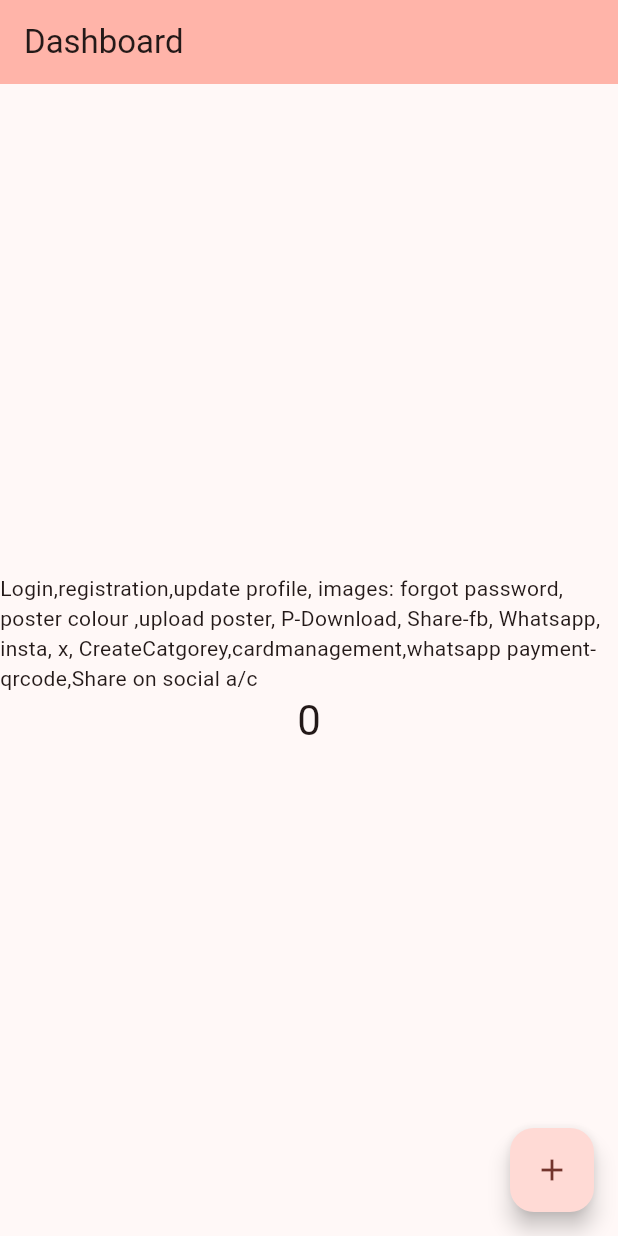
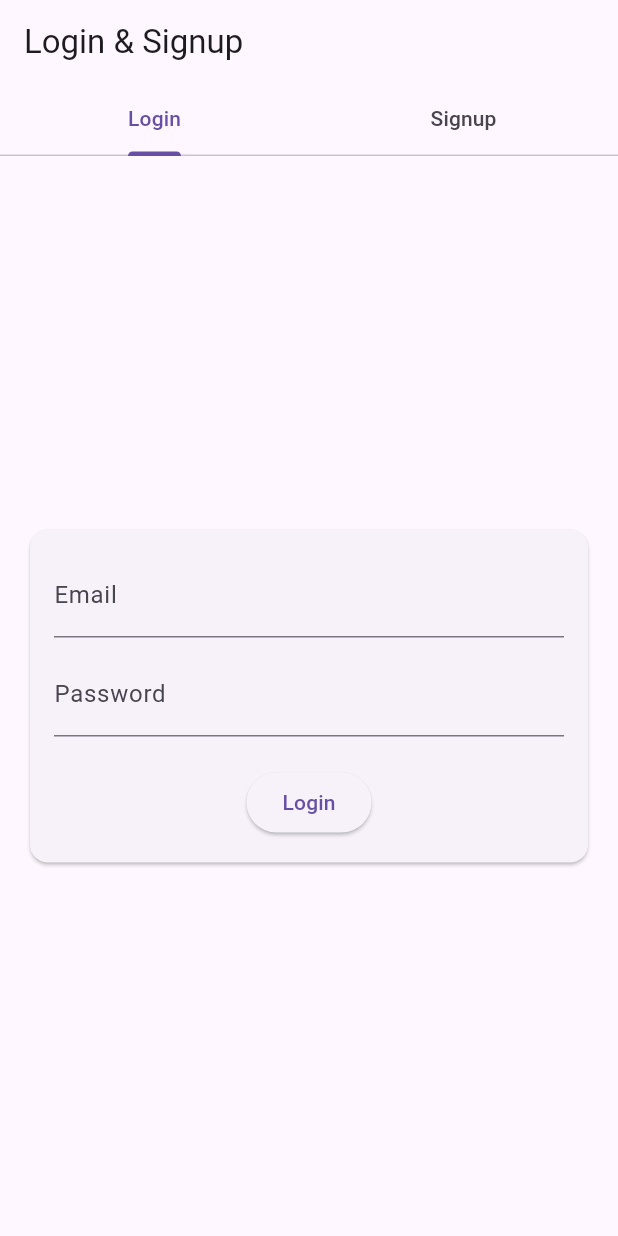
Before and after one commit to rcesunil9/shreealscapp, a Flutter app: the screen it shows after launch, on a phone screen of 412 x 824 dp. Run offline on Flutter 3.47's test engine with Material 3 defaults, Android fonts, the phone set to English and light mode, and no system bars.

Commit message:
curd is done

```diff
--- a/lib/main.dart
+++ b/lib/main.dart
@@ -12,115 +12,98 @@ class MyApp extends StatelessWidget {
   Widget build(BuildContext context) {
     return MaterialApp(
       debugShowCheckedModeBanner: false,
-      title: 'Shreealscgroup',
-      theme: ThemeData(
-        // This is the theme of your application.
-        //
-        // TRY THIS: Try running your application with "flutter run". You'll see
-        // the application has a purple toolbar. Then, without quitting the app,
-        // try changing the seedColor in the colorScheme below to Colors.green
-        // and then invoke "hot reload" (save your changes or press the "hot
-        // reload" button in a Flutter-supported IDE, or press "r" if you used
-        // the command line to start the app).
-        //
-        // Notice that the counter didn't reset back to zero; the application
-        // state is not lost during the reload. To reset the state, use hot
-        // restart instead.
-        //
-        // This works for code too, not just values: Most code changes can be
-        // tested with just a hot reload.
-        colorScheme: ColorScheme.fromSeed(seedColor: Colors.red),
-        useMaterial3: true,
+      home: DefaultTabController(
+        length: 2,
+        child: Scaffold(
+          appBar: AppBar(
+            title: Text('Login & Signup'),
+            bottom: TabBar(
+              tabs: [
+                Tab(text: 'Login'),
+                Tab(text: 'Signup'),
+              ],
+            ),
+          ),
+          body: TabBarView(
+            children: [
+              LoginCard(),
+              SignupCard(),
+            ],
+          ),
+        ),
       ),
-      home: const MyHomePage(title: 'Dashboard'),
     );
   }
 }
 
-class MyHomePage extends StatefulWidget {
-  const MyHomePage({super.key, required this.title});
-
-  // This widget is the home page of your application. It is stateful, meaning
-  // that it has a State object (defined below) that contains fields that affect
-  // how it looks.
-
-  // This class is the configuration for the state. It holds the values (in this
-  // case the title) provided by the parent (in this case the App widget) and
-  // used by the build method of the State. Fields in a Widget subclass are
-  // always marked "final".
-
-  final String title;
-
-  @override
-  State<MyHomePage> createState() => _MyHomePageState();
-}
-
-class _MyHomePageState extends State<MyHomePage> {
-  int _counter = 0;
-
-  void _incrementCounter() {
-    setState(() {
-      // This call to setState tells the Flutter framework that something has
-      // changed in this State, which causes it to rerun the build method below
-      // so that the display can reflect the updated values. If we changed
-      // _counter without calling setState(), then the build method would not be
-      // called again, and so nothing would appear to happen.
-      //_counter++;
-    });
-  }
-
+class LoginCard extends StatelessWidget {
   @override
   Widget build(BuildContext context) {
-    // This method is rerun every time setState is called, for instance as done
-    // by the _incrementCounter method above.
-    //
-    // The Flutter framework has been optimized to make rerunning build methods
-    // fast, so that you can just rebuild anything that needs updating rather
-    // than having to individually change instances of widgets.
-    return Scaffold(
-      appBar: AppBar(
-        // TRY THIS: Try changing the color here to a specific color (to
-        // Colors.amber, perhaps?) and trigger a hot reload to see the AppBar
-        // change color while the other colors stay the same.
-        backgroundColor: Theme.of(context).colorScheme.inversePrimary,
-        // Here we take the value from the MyHomePage object that was created by
-        // the App.build method, and use it to set our appbar title.
-        title: Text(widget.title),
-      ),
-      body: Center(
-        // Center is a layout widget. It takes a single child and positions it
-        // in the middle of the parent.
-        child: Column(
-          // Column is also a layout widget. It takes a list of children and
-          // arranges them vertically. By default, it sizes itself to fit its
-          // children horizontally, and tries to be as tall as its parent.
-          //
-          // Column has various properties to control how it sizes itself and
-          // how it positions its children. Here we use mainAxisAlignment to
-          // center the children vertically; the main axis here is the vertical
-          // axis because Columns are vertical (the cross axis would be
-          // horizontal).
-          //
-          // TRY THIS: Invoke "debug painting" (choose the "Toggle Debug Paint"
-          // action in the IDE, or press "p" in the console), to see the
-          // wireframe for each widget.
-          mainAxisAlignment: MainAxisAlignment.center,
-          children: <Widget>[
-            const Text(
-              'Login,registration,update profile, images: forgot password, poster colour ,upload poster, P-Download, Share-fb, Whatsapp, insta, x, CreateCatgorey,cardmanagement,whatsapp payment-qrcode,Share on social a/c',
-            ),
-            Text(
-              '$_counter',
-              style: Theme.of(context).textTheme.headlineMedium,
-            ),
-          ],
+    return Center(
+      child: Card(
+        margin: EdgeInsets.all(20.0),
+        child: Padding(
+          padding: EdgeInsets.all(16.0),
+          child: Column(
+            mainAxisSize: MainAxisSize.min,
+            children: <Widget>[
+              TextField(
+                decoration: InputDecoration(labelText: 'Email'),
+              ),
+              SizedBox(height: 10),
+              TextField(
+                decoration: InputDecoration(labelText: 'Password'),
+                obscureText: true,
+              ),
+              SizedBox(height: 20),
+              ElevatedButton(
+                onPressed: () {
+                  // Handle login logic here
+                },
+                child: Text('Login'),
+              ),
+            ],
+          ),
         ),
       ),
-      floatingActionButton: FloatingActionButton(
-        onPressed: _incrementCounter,
-        tooltip: 'Increment',
-        child: const Icon(Icons.add),
-      ), // This trailing comma makes auto-formatting nicer for build methods.
     );
   }
 }
+
+class SignupCard extends StatelessWidget {
+  @override
+  Widget build(BuildContext context) {
+    return Center(
+      child: Card(
+        margin: EdgeInsets.all(20.0),
+        child: Padding(
+          padding: EdgeInsets.all(16.0),
+          child: Column(
+            mainAxisSize: MainAxisSize.min,
+            children: <Widget>[
+              TextField(
+                decoration: InputDecoration(labelText: 'Full Name'),
+              ),
+              SizedBox(height: 10),
+              TextField(
+                decoration: InputDecoration(labelText: 'Email'),
+              ),
+              SizedBox(height: 10),
+              TextField(
+                decoration: InputDecoration(labelText: 'Password'),
+                obscureText: true,
+              ),
+              SizedBox(height: 20),
+              ElevatedButton(
+                onPressed: () {
+                  // Handle signup logic here
+                },
+                child: Text('Signup'),
+              ),
+            ],
+          ),
+        ),
+      ),
+    );
+  }
+}
```
